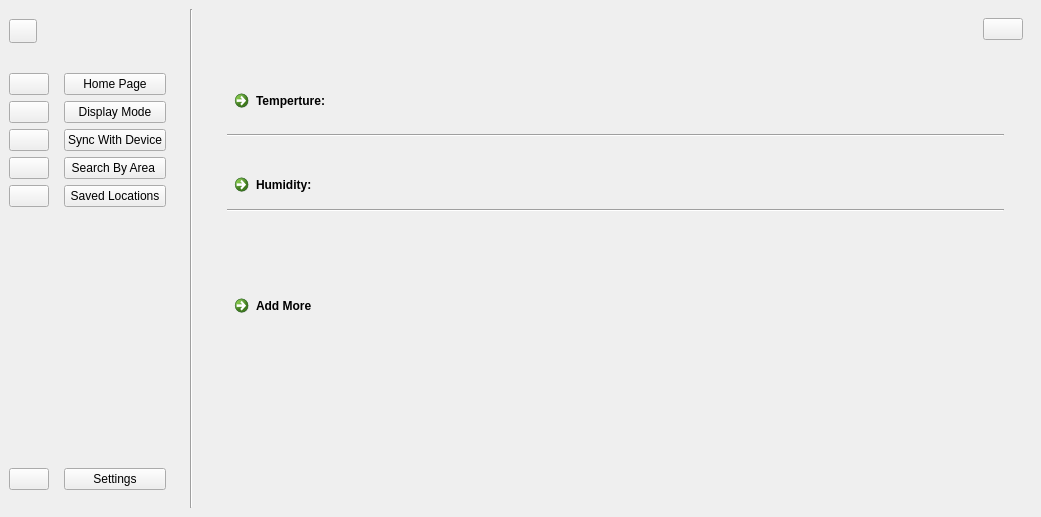
Qt form User Interface/WeatherApp.ui (sarscheps/Project---UI-Communications) before a commit.
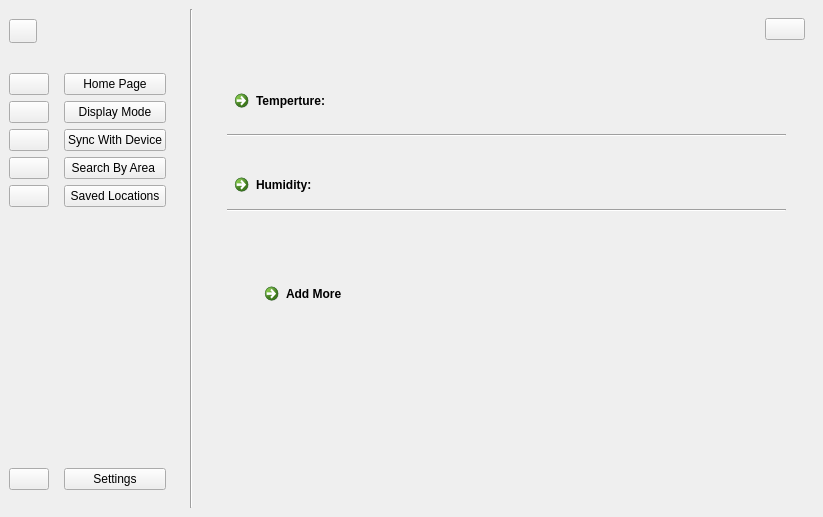
The same form after that commit. The open tabs and pages were chosen to show the change. Icons and pictures are not drawn. Custom widgets are drawn as their Qt base class.

The edit to the form file:
```diff
--- a/User Interface/WeatherApp.ui
+++ b/User Interface/WeatherApp.ui
@@ -6,7 +6,7 @@
    <rect>
     <x>0</x>
     <y>0</y>
-    <width>1041</width>
+    <width>823</width>
     <height>517</height>
    </rect>
   </property>
@@ -451,7 +451,7 @@
                    <widget class="LinkButton" name="tempLinkButton">
                     <property name="maximumSize">
                      <size>
-                      <width>16777210</width>
+                      <width>16777215</width>
                       <height>40</height>
                      </size>
                     </property>
@@ -598,7 +598,7 @@
                   </property>
                   <property name="sizeHint" stdset="0">
                    <size>
-                    <width>10</width>
+                    <width>40</width>
                     <height>20</height>
                    </size>
                   </property>
@@ -607,13 +607,7 @@
                 <item>
                  <layout class="QVBoxLayout" name="addMoreVLayout">
                   <item>
-                   <widget class="QCommandLinkButton" name="addMoreLinkButton">
-                    <property name="maximumSize">
-                     <size>
-                      <width>16777215</width>
-                      <height>40</height>
-                     </size>
-                    </property>
+                   <widget class="QCommandLinkButton" name="commandLinkButton_2">
                     <property name="text">
                      <string>Add More </string>
                     </property>
@@ -625,22 +619,6 @@
                   </item>
                  </layout>
                 </item>
-                <item>
-                 <spacer name="addMoreRightSpacer">
-                  <property name="orientation">
-                   <enum>Qt::Horizontal</enum>
-                  </property>
-                  <property name="sizeType">
-                   <enum>QSizePolicy::Fixed</enum>
-                  </property>
-                  <property name="sizeHint" stdset="0">
-                   <size>
-                    <width>10</width>
-                    <height>20</height>
-                   </size>
-                  </property>
-                 </spacer>
-                </item>
                </layout>
               </item>
              </layout>
```
Left out of the diff: 16 changed lines with no effect on the pictures.
